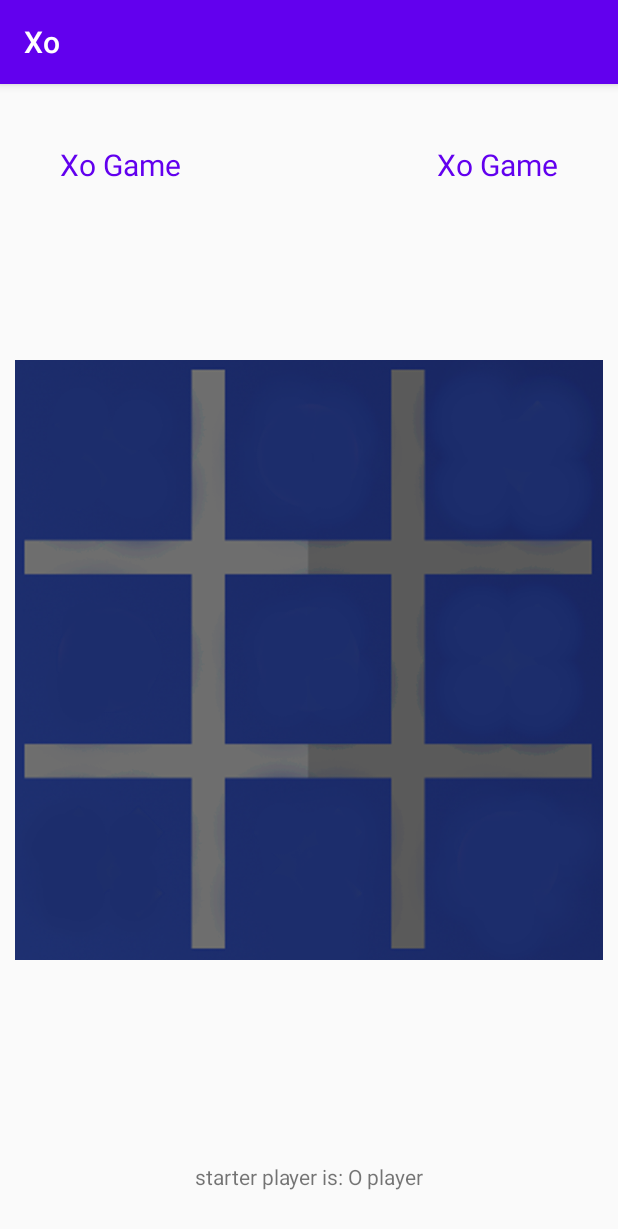
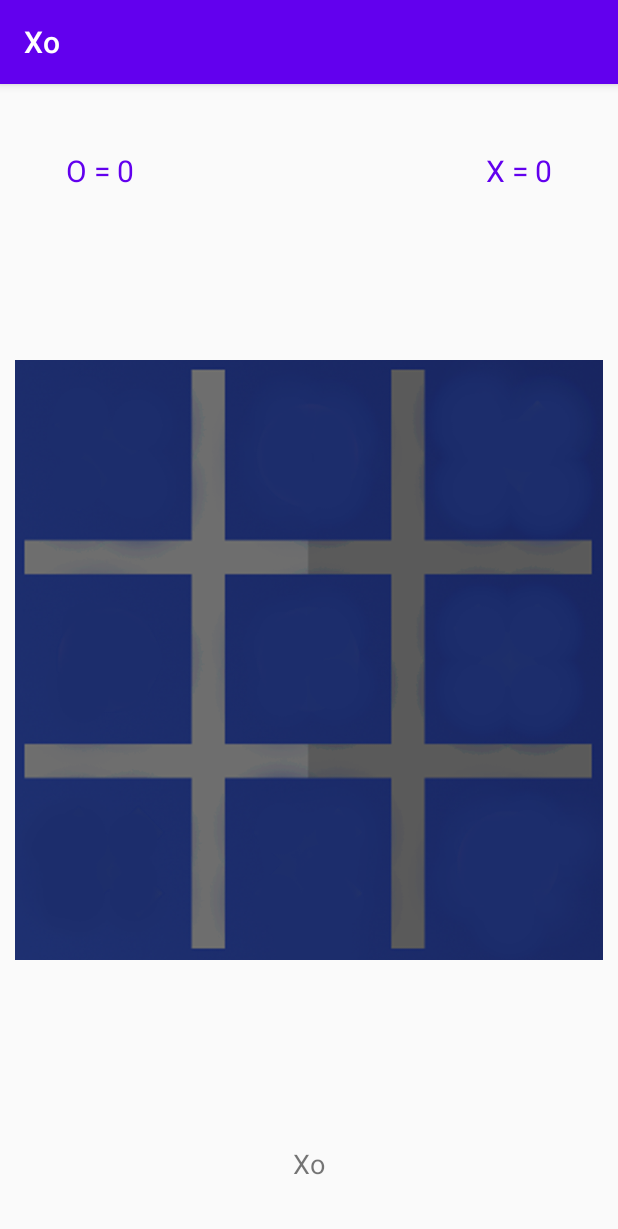
Before and after one commit to alireza1082/Xo-game, an Android app: the GameBoard screen opened directly, with no data from a screen before it, on a phone screen of 412 x 824 dp. Shown: the top 1229 px of the screen. Run offline under Robolectric (Android 15) with nearby library versions, the phone set to English and light mode, and no system bars; 1 statement that could not run was skipped.

Commit message:
add player point counter add some strings

```diff
--- a/app/build.gradle
+++ b/app/build.gradle
@@ -27,7 +27,7 @@ android {
         variant.outputs.all {
             //outputFileName = "${rootProject.name}_V${versionName}.apk"
             //For adding packageName to generated file use this
-            outputFileName = "${defaultConfig.applicationId}.apk"
+            outputFileName = "${defaultConfig.applicationId}_V${versionName}.apk"
         }
     }
 }
--- a/app/src/main/java/com/example/android/xo/GameBoard.java
+++ b/app/src/main/java/com/example/android/xo/GameBoard.java
@@ -3,6 +3,7 @@ package com.example.android.xo;
 import androidx.annotation.NonNull;
 import androidx.appcompat.app.AppCompatActivity;
 
+import android.content.res.Resources;
 import android.os.Bundle;
 import android.view.MenuItem;
 import android.view.View;
@@ -21,33 +22,29 @@ public class GameBoard extends AppCompatActivity {
     int active_player;
     int [][] winner_state = {{0,1,2} , {3,4,5} , {6,7,8} , {0,3,6} , {1,4,7} , {2,5,8} , {0,4,8} , {2,4,6}};
 
+    int x_points = 0;
+    int o_points = 0;
+
     private Long backPressedTime = 0L;
     TextView current;
     TextView x_point;
     TextView o_point;
+    Resources resources;
 
     @Override
     protected void onCreate(Bundle savedInstanceState) {
         super.onCreate(savedInstanceState);
         setContentView(R.layout.board);
-//        LayoutInflater inflater = LayoutInflater.from(getApplicationContext());
-//        inflater.inflate(R.layout.board , null);
-//        LayoutInflater.from(getApplicationContext()).inflate(R.layout.board , null , true);
-//        getSupportActionBar().setDisplayHomeAsUpEnabled(true);
-        if (Math.random() < 0.5)
-            active_player = x_player;
-        else
-            active_player = o_player;
-        Toast.makeText(this , "first player is : " + (active_player == x_player ? "X" : "O") , Toast.LENGTH_LONG).show();
+        resources = getResources();
+
+        startGame();
+
         current = findViewById(R.id.current_player);
         x_point = findViewById(R.id.x_point);
         o_point = findViewById(R.id.o_point);
 
-        if (active_player == x_player)
-            current.setText(R.string.current_x);
-        else
-            current.setText(R.string.current_o);
-
+        x_point.setText(String.format(resources.getString(R.string.x_point), 0));
+        o_point.setText(String.format(resources.getString(R.string.o_point), 0));
     }
 
     public void click(View view){
@@ -71,11 +68,29 @@ public class GameBoard extends AppCompatActivity {
         if (winner != No_Winner){
             Toast.makeText(this , "winner : " + ((winner == x_player) ? "x player" : "o player") , Toast.LENGTH_SHORT ).show();
         }
-        if (filled() || winner != No_Winner)
-            finish();
+        if (filled() || winner != No_Winner) {
+            plus_point(winner);
+            clearMap();
+        }
     }
 
-    public int checkWinner(){
+    private void clearMap() {
+    }
+
+    private void startGame(){
+        if (Math.random() < 0.5)
+            active_player = x_player;
+        else
+            active_player = o_player;
+        Toast.makeText(this , "first player is : " + (active_player == x_player ? "X" : "O") , Toast.LENGTH_LONG).show();
+
+        if (active_player == x_player)
+            current.setText(R.string.current_x);
+        else
+            current.setText(R.string.current_o);
+    }
+
+    private int checkWinner(){
         for (int [] post : winner_state){
             if (status[post[0]] == status[post[1]] && status[post[1]] == status[post[2]] && status[post[0]] != empty) {
                 return status[post[0]];
@@ -83,7 +98,7 @@ public class GameBoard extends AppCompatActivity {
         }
         return No_Winner;
     }
-    public boolean filled(){
+    private boolean filled(){
         for (int j : status) {
             if (j == empty)
                 return false;
@@ -109,4 +124,15 @@ public class GameBoard extends AppCompatActivity {
         }
         backPressedTime = System.currentTimeMillis();
     }
+
+    private void plus_point(int player){
+        if (player == x_player) {
+            x_points += 1;
+            x_point.setText(String.format(resources.getString(R.string.x_point), x_points));
+        }
+        else if (player == o_player) {
+            o_points += 1;
+            o_point.setText(String.format(resources.getString(R.string.o_point), o_points));
+        }
+    }
 }
--- a/app/src/main/res/layout/board.xml
+++ b/app/src/main/res/layout/board.xml
@@ -14,8 +14,8 @@
         app:layout_constraintLeft_toLeftOf="parent"
         app:layout_constraintRight_toRightOf="parent"
         android:text="@string/app_name"
-        android:layout_marginBottom="30dp"
-        android:textSize="14sp"/>
+        android:layout_marginBottom="36dp"
+        android:textSize="18sp"/>
 
     <TextView
         android:id="@+id/x_point"
@@ -23,9 +23,9 @@
         android:layout_height="wrap_content"
         app:layout_constraintTop_toTopOf="parent"
         app:layout_constraintRight_toRightOf="parent"
-        android:layout_marginEnd="40dp"
-        android:text="@string/about_us"
-        android:layout_marginTop="40dp"
+        android:layout_marginEnd="44dp"
+        android:text="@string/x_point"
+        android:layout_marginTop="44dp"
         android:textColor="@color/colorPrimary"
         android:textSize="20sp"/>
 
@@ -35,9 +35,9 @@
         android:layout_height="wrap_content"
         app:layout_constraintTop_toTopOf="parent"
         app:layout_constraintLeft_toLeftOf="parent"
-        android:text="@string/about_us"
-        android:layout_marginStart="40dp"
-        android:layout_marginTop="40dp"
+        android:text="@string/o_point"
+        android:layout_marginStart="44dp"
+        android:layout_marginTop="44dp"
         android:textColor="@color/colorPrimary"
         android:textSize="20sp"/>
 
--- a/app/src/main/res/values/strings.xml
+++ b/app/src/main/res/values/strings.xml
@@ -4,4 +4,6 @@
     <string name="start">start</string>
     <string name="current_x">starter player is: X player</string>
     <string name="current_o">starter player is: O player</string>
+    <string name="x_point">X = %1$d</string>
+    <string name="o_point">O = %1$d</string>
 </resources>
```
Also changed, not shown: app/src/main/java/com/example/android/xo/MainActivity.java (+13 -0 lines).
